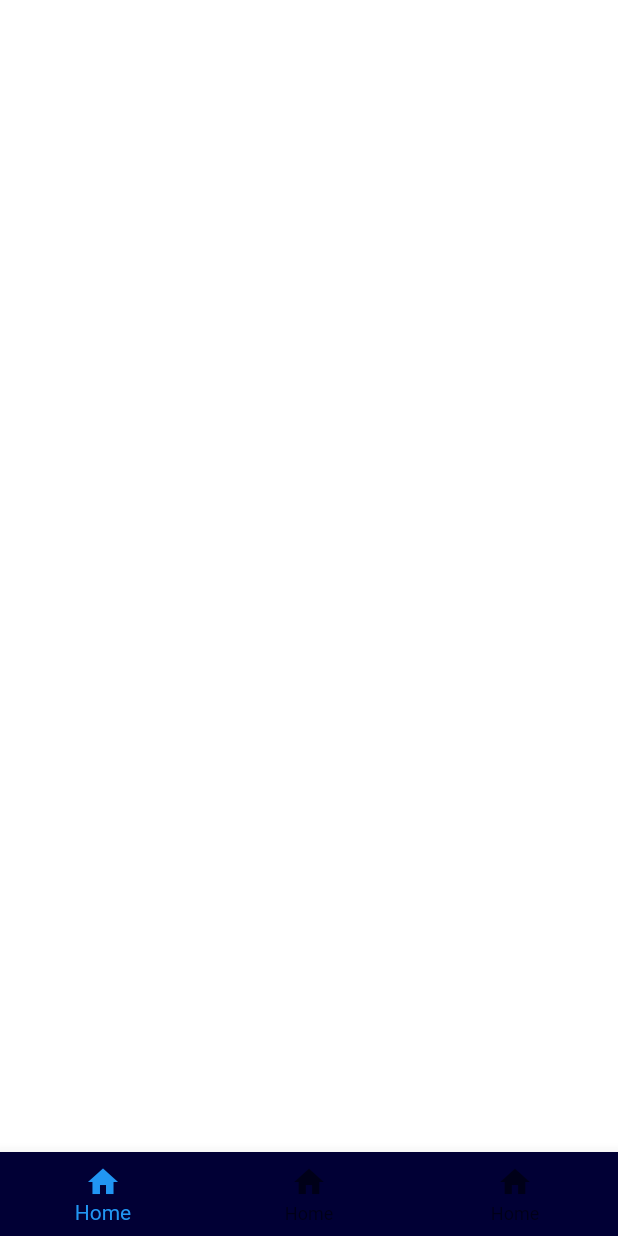
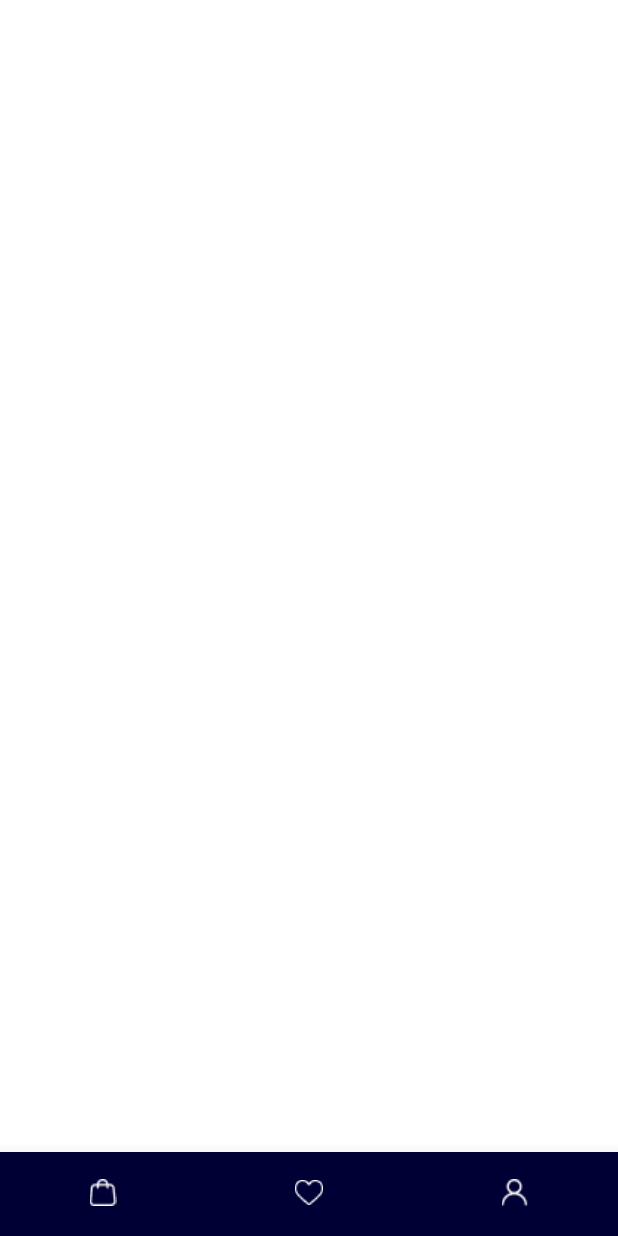
Before and after one commit to Tashakashkina/test_task_store, a Flutter app: the screen it shows after launch, on a phone screen of 412 x 824 dp. Run offline on Flutter 3.47's test engine with Material 2 defaults, Android fonts, the phone set to English and light mode, and no system bars.

Commit message:
bottom navigation bar with icons&hide system bar

```diff
--- a/lib/application/ui/screens/main_tabs/main_tabs_screen.dart
+++ b/lib/application/ui/screens/main_tabs/main_tabs_screen.dart
@@ -13,14 +13,16 @@ class MainTabsScreen extends StatelessWidget {
           child: Container(),
         ),
         BottomNavigationBar(
+          showSelectedLabels: false,
+          showUnselectedLabels: false,
           currentIndex: 0,
           items: [
-            BottomNavigationBarItem(icon: Icon(Icons.home),
-            label: 'Home'),
-            BottomNavigationBarItem(icon: Icon(Icons.home),
-            label: 'Home'),
-            BottomNavigationBarItem(icon: Icon(Icons.home),
-            label: 'Home'),
+            BottomNavigationBarItem(icon: Image.asset('assets/icons/1/tabbar_bag.png'),
+            label: ''),
+            BottomNavigationBarItem(icon: Image.asset('assets/icons/1/tabbar_heart.png'),
+            label: ''),
+            BottomNavigationBarItem(icon: Image.asset('assets/icons/1/tabbar_person.png'),
+            label: ''),
           ],
         )
         ],
--- a/lib/application/ui/themes/app_theme.dart
+++ b/lib/application/ui/themes/app_theme.dart
@@ -4,6 +4,8 @@ abstract class AppTheme {
   static final light = ThemeData(
     primarySwatch: Colors.blue,
     scaffoldBackgroundColor: Colors.white,
-    bottomNavigationBarTheme: BottomNavigationBarThemeData(backgroundColor: Color.fromRGBO(1, 0, 53, 1)));
+    bottomNavigationBarTheme: BottomNavigationBarThemeData(backgroundColor: Color.fromRGBO(1, 0, 53, 1), selectedItemColor: Color.fromRGBO(255, 110, 78, 1), unselectedItemColor: Colors.white),
+
+    );
 
 }
--- a/lib/main.dart
+++ b/lib/main.dart
@@ -1,8 +1,13 @@
 import 'package:flutter/material.dart';
-
+import 'package:flutter/services.dart';
 import 'application/ui/my_app/my_app.dart';
 
 void main() {
   final app = MyApp();
+  WidgetsFlutterBinding.ensureInitialized();
+
+  SystemChrome.setEnabledSystemUIMode(SystemUiMode.manual,
+    overlays: []);
+
   runApp(app);
 }
```
Also changed, not shown: pubspec.yaml (+18 -3 lines), assets/icons/1.5/tabbar_bag.png (added), assets/icons/1.5/tabbar_heart.png (added), assets/icons/1.5/tabbar_person.png (added), assets/icons/1/tabbar_bag.png (added), assets/icons/1/tabbar_heart.png (added), assets/icons/1/tabbar_person.png (added), assets/icons/2/tabbar_bag.png (added), assets/icons/2/tabbar_heart.png (added), assets/icons/2/tabbar_person.png (added), assets/icons/3/tabbar_bag.png (added), assets/icons/3/tabbar_heart.png (added), assets/icons/3/tabbar_person.png (added), assets/icons/4/tabbar_bag.png (added), 2 more files.
